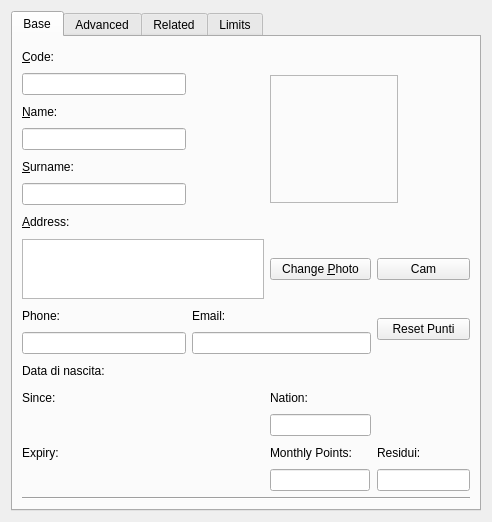
Before: the Qt Designer form squeeze/src/ui/editclient_widget.ui in lastprimenumbers/lemonpos, drawn with Qt 5.
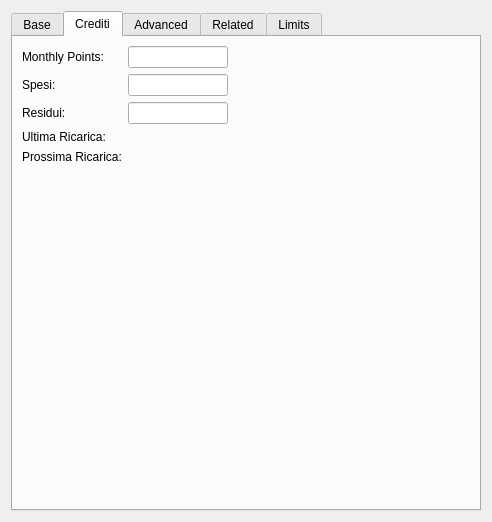
After: the same form once the commit is applied. The open tabs and pages were chosen to show the change. Custom widgets are drawn as their Qt base class.

Commit message: Reset dei crediti

```diff
--- a/squeeze/src/ui/editclient_widget.ui
+++ b/squeeze/src/ui/editclient_widget.ui
@@ -160,13 +160,6 @@
          </property>
         </widget>
        </item>
-       <item row="8" column="4" rowspan="2">
-        <widget class="QPushButton" name="resetCredits">
-         <property name="text">
-          <string>Reset Punti</string>
-         </property>
-        </widget>
-       </item>
        <item row="9" column="0" colspan="2">
         <widget class="MibitLineEdit" name="editClientPhone">
          <property name="minimumSize">
@@ -226,46 +219,9 @@
          </property>
         </widget>
        </item>
-       <item row="13" column="3">
-        <widget class="QLabel" name="label_5">
-         <property name="text">
-          <string>Monthly Points:</string>
-         </property>
-        </widget>
-       </item>
-       <item row="13" column="4">
-        <widget class="QLabel" name="label_20">
-         <property name="text">
-          <string>Residui:</string>
-         </property>
-        </widget>
-       </item>
        <item row="14" column="0" colspan="3">
         <widget class="KDateWidget" name="expiryDatePicker"/>
        </item>
-       <item row="14" column="3">
-        <widget class="MibitLineEdit" name="editMonthlyPoints">
-         <property name="maximumSize">
-          <size>
-           <width>100</width>
-           <height>16777215</height>
-          </size>
-         </property>
-        </widget>
-       </item>
-       <item row="14" column="4">
-        <widget class="MibitLineEdit" name="editCredit">
-         <property name="maximumSize">
-          <size>
-           <width>100</width>
-           <height>16777215</height>
-          </size>
-         </property>
-         <property name="readOnly">
-          <bool>true</bool>
-         </property>
-        </widget>
-       </item>
        <item row="15" column="0" colspan="5">
         <widget class="Line" name="line">
          <property name="orientation">
@@ -275,6 +231,90 @@
        </item>
       </layout>
      </widget>
+     <widget class="QWidget" name="tab">
+      <attribute name="title">
+       <string>Crediti</string>
+      </attribute>
+      <layout class="QFormLayout" name="formLayout">
+       <item row="0" column="0">
+        <widget class="QLabel" name="label_5">
+         <property name="text">
+          <string>Monthly Points:</string>
+         </property>
+        </widget>
+       </item>
+       <item row="0" column="1">
+        <widget class="MibitLineEdit" name="editMonthlyPoints">
+         <property name="maximumSize">
+          <size>
+           <width>100</width>
+           <height>16777215</height>
+          </size>
+         </property>
+        </widget>
+       </item>
+       <item row="1" column="0">
+        <widget class="QLabel" name="label_21">
+         <property name="text">
+          <string>Spesi:</string>
+         </property>
+        </widget>
+       </item>
+       <item row="1" column="1">
+        <widget class="MibitLineEdit" name="editDebit">
+         <property name="maximumSize">
+          <size>
+           <width>100</width>
+           <height>16777215</height>
+          </size>
+         </property>
+         <property name="readOnly">
+          <bool>true</bool>
+         </property>
+        </widget>
+       </item>
+       <item row="2" column="0">
+        <widget class="QLabel" name="label_20">
+         <property name="text">
+          <string>Residui:</string>
+         </property>
+        </widget>
+       </item>
+       <item row="2" column="1">
+        <widget class="MibitLineEdit" name="editCredit">
+         <property name="maximumSize">
+          <size>
+           <width>100</width>
+           <height>16777215</height>
+          </size>
+         </property>
+         <property name="readOnly">
+          <bool>true</bool>
+         </property>
+        </widget>
+       </item>
+       <item row="3" column="0">
+        <widget class="QLabel" name="label_22">
+         <property name="text">
+          <string>Ultima Ricarica:</string>
+         </property>
+        </widget>
+       </item>
+       <item row="3" column="1">
+        <widget class="KDateWidget" name="lastCreditResetPicker"/>
+       </item>
+       <item row="4" column="0">
+        <widget class="QLabel" name="label_23">
+         <property name="text">
+          <string>Prossima Ricarica:</string>
+         </property>
+        </widget>
+       </item>
+       <item row="4" column="1">
+        <widget class="KDateWidget" name="nextCreditResetPicker"/>
+       </item>
+      </layout>
+     </widget>
      <widget class="QWidget" name="advancedPage">
       <attribute name="title">
        <string>Advanced</string>
```
Left out of the diff: 94 changed lines with no effect on the pictures. The commit also changes 8 other files.
